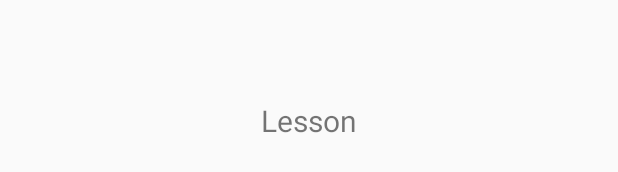
After one commit to subham9777/learn_arduino, an Android app: the layout activity_lesson.xml on its own in the app's theme, with its tools: preview values and no code run, on a phone screen of 412 x 824 dp. The commit adds this screen. Shown: the part 497-669 px from the top of the screen. Run offline under Robolectric (Android 15) with nearby library versions, the phone set to English and light mode, and no system bars.

Commit message:
BlankFragment: Added a context parameter BlankFragment2: Added a context parameter MyAdapter: Added OnClickListener New Files: LessonActivity activity_lesson

```diff
--- a/app/src/main/AndroidManifest.xml
+++ b/app/src/main/AndroidManifest.xml
@@ -43,6 +43,7 @@
         <meta-data
             android:name="android.support.PARENT_ACTIVITY"
             android:value=".MainActivity"/>
+        <activity android:name=".LessonActivity"/>
 
     </application>
 
--- a/app/src/main/java/com/example/snehitsagi/learn_arduino/BlankFragment.java
+++ b/app/src/main/java/com/example/snehitsagi/learn_arduino/BlankFragment.java
@@ -30,7 +30,10 @@ public class BlankFragment extends Fragment {
 
         RecyclerView rv = (RecyclerView) rootView.findViewById(R.id.recyclerView);
         rv.setHasFixedSize(true);
-        MyAdapter adapter = new MyAdapter(new String[]{"01", "02", "03", "04", "05" , "06" , "07"}, new String[]{"Lesson1","Lesson2","Lesson3","Lesson4","Lesson5","Lesson6","Lesson7"});
+/**
+ * Changed by anurag, added another parameter
+ */
+        MyAdapter adapter = new MyAdapter(new String[]{"01", "02", "03", "04", "05" , "06" , "07"}, new String[]{"Lesson1","Lesson2","Lesson3","Lesson4","Lesson5","Lesson6","Lesson7"}, rootView.getContext());
         rv.setAdapter(adapter);
 
         LinearLayoutManager llm = new LinearLayoutManager(getActivity());
--- a/app/src/main/java/com/example/snehitsagi/learn_arduino/BlankFragment2.java
+++ b/app/src/main/java/com/example/snehitsagi/learn_arduino/BlankFragment2.java
@@ -30,7 +30,10 @@ public class BlankFragment2 extends Fragment {
 
         RecyclerView rv2 = (RecyclerView) rootView.findViewById(R.id.recyclerView2);
         rv2.setHasFixedSize(true);
-        MyAdapter adapter2 = new MyAdapter(new String[]{"01", "02", "03", "04", "05" , "06" , "07"}, new String[]{"Test1","Test2","Test3","Test4","Test5","Test6","Test7"});
+        /**
+         * Changed by anurag, added another parameter
+         */
+        MyAdapter adapter2 = new MyAdapter(new String[]{"01", "02", "03", "04", "05" , "06" , "07"}, new String[]{"Test1","Test2","Test3","Test4","Test5","Test6","Test7"}, rootView.getContext());
         rv2.setAdapter(adapter2);
 
         LinearLayoutManager llm2 = new LinearLayoutManager(getActivity());
--- /dev/null
+++ b/app/src/main/res/layout/activity_lesson.xml
@@ -0,0 +1,13 @@
+<?xml version="1.0" encoding="utf-8"?>
+<LinearLayout xmlns:android="http://schemas.android.com/apk/res/android"
+    android:layout_width="match_parent"
+    android:layout_height="match_parent">
+    <TextView
+        android:id="@+id/textView"
+        android:layout_width="match_parent"
+        android:layout_height="match_parent"
+        android:gravity="center"
+        android:text="Lesson"
+        android:textSize="20sp"/>
+
+</LinearLayout>
--- a/build.gradle
+++ b/build.gradle
@@ -5,7 +5,7 @@ buildscript {
         jcenter()
     }
     dependencies {
-        classpath 'com.android.tools.build:gradle:2.2.2'
+        classpath 'com.android.tools.build:gradle:2.2.3'
 
         // NOTE: Do not place your application dependencies here; they belong
         // in the individual module build.gradle files
```
Also changed, not shown: app/src/main/java/com/example/snehitsagi/learn_arduino/LessonActivity.java (added, +23 -0 lines), app/src/main/java/com/example/snehitsagi/learn_arduino/MyAdapter.java (+21 -4 lines). Lines whose indentation alone changed are shown as unchanged.
